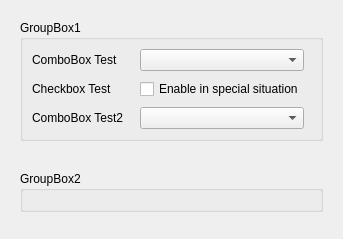
Before: the Qt Designer form src/template.ui in labwc/labwc-tweaks, drawn with Qt 5.
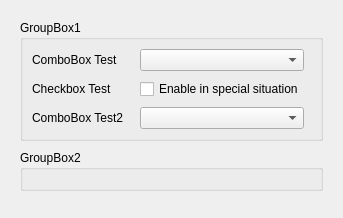
After: the same form once the commit is applied.

Diff of the .ui file:
```diff
--- a/src/template.ui
+++ b/src/template.ui
@@ -15,7 +15,7 @@
       <layout class="QVBoxLayout" name="verticalLayout_2">
        <!-- /*~ We use 30px vertical spacing between Group Boxes */ -->
        <property name="spacing">
-        <number>30</number>
+        <number>9</number>
        </property>
        <!-- Group Box 1 -->
        <item>
```
Left out of the diff: 2 changed lines with no effect on the pictures.
